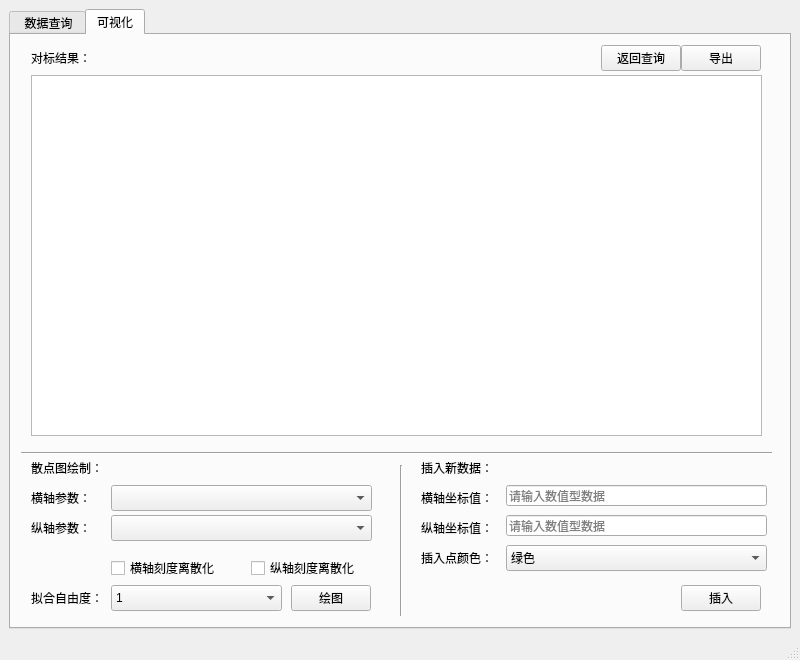
Above: mainWindowUI.ui from anthelionztn/BenchMarkApp before the change. Below: the same form after it.
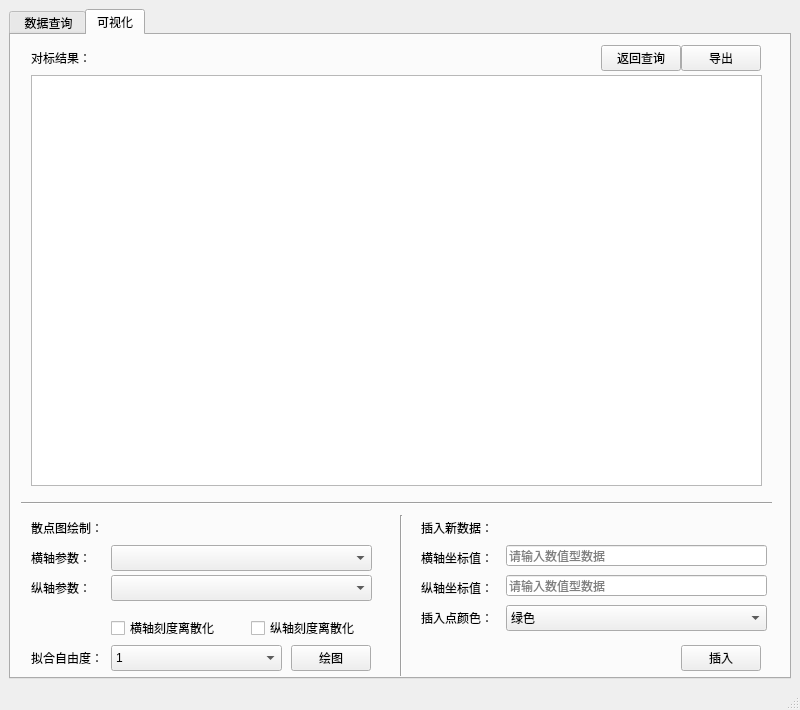
That is the form after the change. The open tabs and pages were chosen to show the change.

Commit message: Adjust widget size.

The edit to the form file:
```diff
--- a/mainWindowUI.ui
+++ b/mainWindowUI.ui
@@ -7,19 +7,19 @@
     <x>0</x>
     <y>0</y>
     <width>800</width>
-    <height>660</height>
+       <height>710</height>
    </rect>
   </property>
   <property name="minimumSize">
    <size>
     <width>800</width>
-    <height>660</height>
+       <height>710</height>
    </size>
   </property>
   <property name="maximumSize">
    <size>
     <width>800</width>
-    <height>660</height>
+       <height>710</height>
    </size>
   </property>
   <property name="windowTitle">
@@ -295,7 +295,7 @@
           <x>20</x>
           <y>40</y>
           <width>731</width>
-          <height>361</height>
+             <height>411</height>
          </rect>
         </property>
         <property name="sizeAdjustPolicy">
@@ -344,7 +344,7 @@
         <property name="geometry">
          <rect>
           <x>10</x>
-          <y>410</y>
+             <y>460</y>
           <width>751</width>
           <height>16</height>
          </rect>
@@ -370,7 +370,7 @@
         <property name="geometry">
          <rect>
           <x>20</x>
-          <y>420</y>
+             <y>480</y>
           <width>101</width>
           <height>26</height>
          </rect>
@@ -383,7 +383,7 @@
         <property name="geometry">
          <rect>
           <x>20</x>
-          <y>450</y>
+             <y>510</y>
           <width>101</width>
           <height>26</height>
          </rect>
@@ -396,7 +396,7 @@
         <property name="geometry">
          <rect>
           <x>20</x>
-          <y>480</y>
+             <y>540</y>
           <width>101</width>
           <height>26</height>
          </rect>
@@ -409,7 +409,7 @@
         <property name="geometry">
          <rect>
           <x>100</x>
-          <y>450</y>
+             <y>510</y>
           <width>261</width>
           <height>26</height>
          </rect>
@@ -419,7 +419,7 @@
         <property name="geometry">
          <rect>
           <x>100</x>
-          <y>480</y>
+             <y>540</y>
           <width>261</width>
           <height>26</height>
          </rect>
@@ -429,7 +429,7 @@
         <property name="geometry">
          <rect>
           <x>280</x>
-          <y>550</y>
+             <y>610</y>
           <width>80</width>
           <height>26</height>
          </rect>
@@ -442,7 +442,7 @@
         <property name="geometry">
          <rect>
           <x>410</x>
-          <y>420</y>
+             <y>480</y>
           <width>101</width>
           <height>26</height>
          </rect>
@@ -455,7 +455,7 @@
         <property name="geometry">
          <rect>
           <x>410</x>
-          <y>450</y>
+             <y>510</y>
           <width>101</width>
           <height>26</height>
          </rect>
@@ -468,7 +468,7 @@
         <property name="geometry">
          <rect>
           <x>410</x>
-          <y>480</y>
+             <y>540</y>
           <width>101</width>
           <height>26</height>
          </rect>
@@ -481,7 +481,7 @@
         <property name="geometry">
          <rect>
           <x>495</x>
-          <y>450</y>
+             <y>510</y>
           <width>261</width>
           <height>21</height>
          </rect>
@@ -494,7 +494,7 @@
         <property name="geometry">
          <rect>
           <x>495</x>
-          <y>480</y>
+             <y>540</y>
           <width>261</width>
           <height>21</height>
          </rect>
@@ -507,7 +507,7 @@
         <property name="geometry">
          <rect>
           <x>670</x>
-          <y>550</y>
+             <y>610</y>
           <width>80</width>
           <height>26</height>
          </rect>
@@ -520,7 +520,7 @@
         <property name="geometry">
          <rect>
           <x>100</x>
-          <y>520</y>
+             <y>580</y>
           <width>120</width>
           <height>26</height>
          </rect>
@@ -533,7 +533,7 @@
         <property name="geometry">
          <rect>
           <x>240</x>
-          <y>520</y>
+             <y>580</y>
           <width>120</width>
           <height>26</height>
          </rect>
@@ -546,7 +546,7 @@
         <property name="geometry">
          <rect>
           <x>410</x>
-          <y>510</y>
+             <y>570</y>
           <width>101</width>
           <height>26</height>
          </rect>
@@ -559,7 +559,7 @@
         <property name="geometry">
          <rect>
           <x>495</x>
-          <y>510</y>
+             <y>570</y>
           <width>261</width>
           <height>26</height>
          </rect>
@@ -604,9 +604,9 @@
         <property name="geometry">
          <rect>
           <x>380</x>
-          <y>430</y>
+             <y>480</y>
           <width>20</width>
-          <height>151</height>
+             <height>161</height>
          </rect>
         </property>
         <property name="orientation">
@@ -617,7 +617,7 @@
               <property name="geometry">
                   <rect>
                       <x>20</x>
-                      <y>550</y>
+                      <y>610</y>
                       <width>101</width>
                       <height>26</height>
                   </rect>
@@ -630,7 +630,7 @@
               <property name="geometry">
                   <rect>
                       <x>100</x>
-                      <y>550</y>
+                      <y>610</y>
                       <width>171</width>
                       <height>26</height>
                   </rect>
```
Left out of the diff: 42 changed lines with no effect on the pictures. The commit also changes 1 other file.
